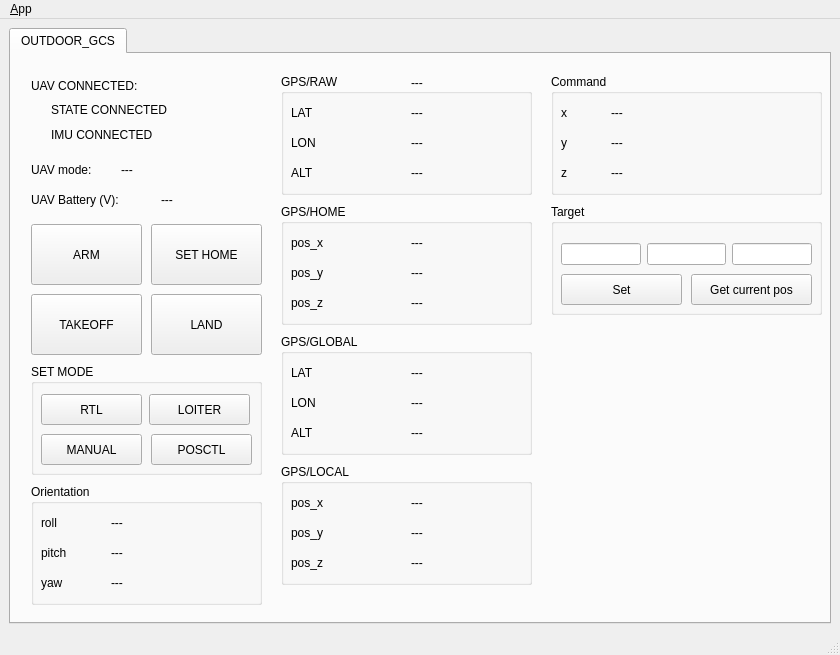
Old version of the form ui/main_window.ui in the repository chenc159/outdoor_gcs.
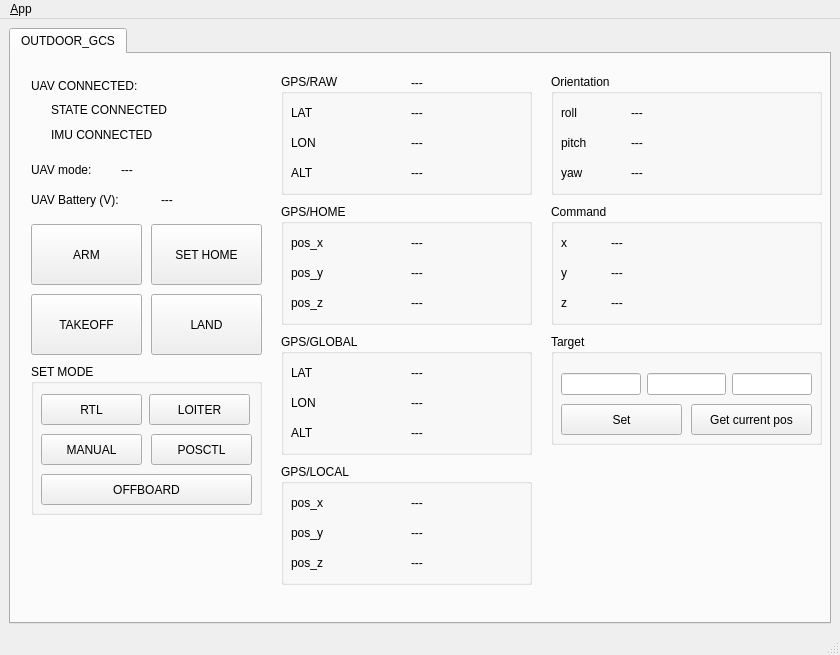
New version of the form. Icons and pictures are not drawn.

```diff
--- a/ui/main_window.ui
+++ b/ui/main_window.ui
@@ -551,7 +551,7 @@
         <property name="geometry">
          <rect>
           <x>540</x>
-          <y>150</y>
+          <y>280</y>
           <width>271</width>
           <height>111</height>
          </rect>
@@ -611,7 +611,7 @@
         <property name="geometry">
          <rect>
           <x>540</x>
-          <y>20</y>
+          <y>150</y>
           <width>271</width>
           <height>121</height>
          </rect>
@@ -717,7 +717,7 @@
           <x>20</x>
           <y>310</y>
           <width>231</width>
-          <height>111</height>
+          <height>151</height>
          </rect>
         </property>
         <property name="title">
@@ -775,13 +775,26 @@
           <string>POSCTL</string>
          </property>
         </widget>
+        <widget class="QPushButton" name="MODE_OFFBOARD">
+         <property name="geometry">
+          <rect>
+           <x>10</x>
+           <y>110</y>
+           <width>211</width>
+           <height>31</height>
+          </rect>
+         </property>
+         <property name="text">
+          <string>OFFBOARD</string>
+         </property>
+        </widget>
        </widget>
        <widget class="QGroupBox" name="Orientation">
         <property name="geometry">
          <rect>
-          <x>20</x>
-          <y>430</y>
-          <width>231</width>
+          <x>540</x>
+          <y>20</y>
+          <width>271</width>
           <height>121</height>
          </rect>
         </property>
```
